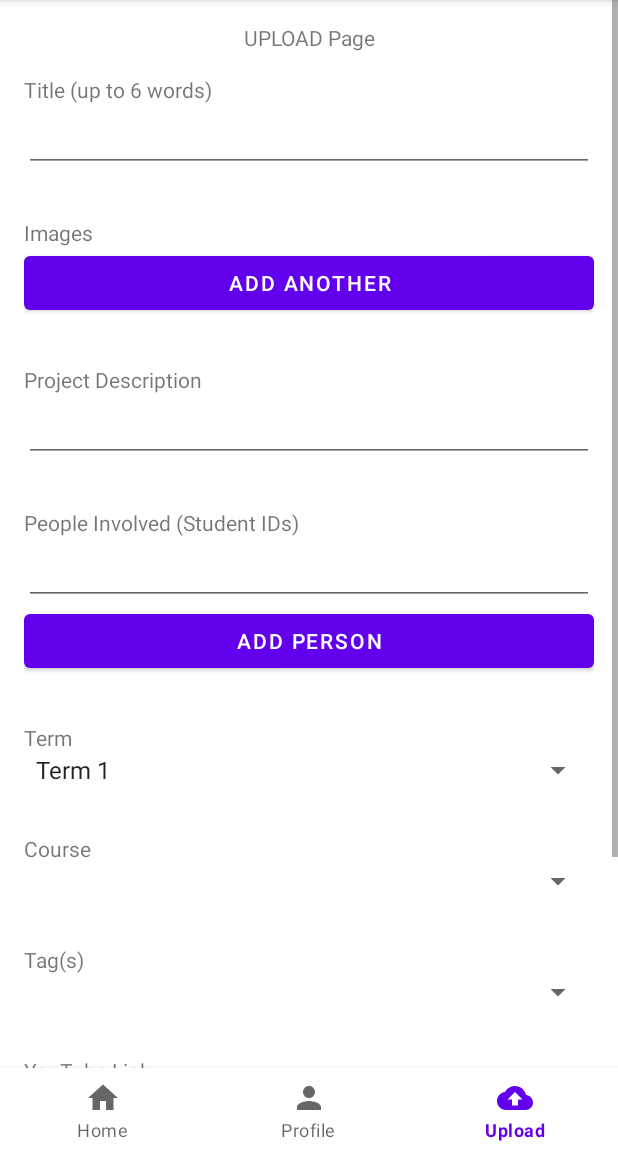
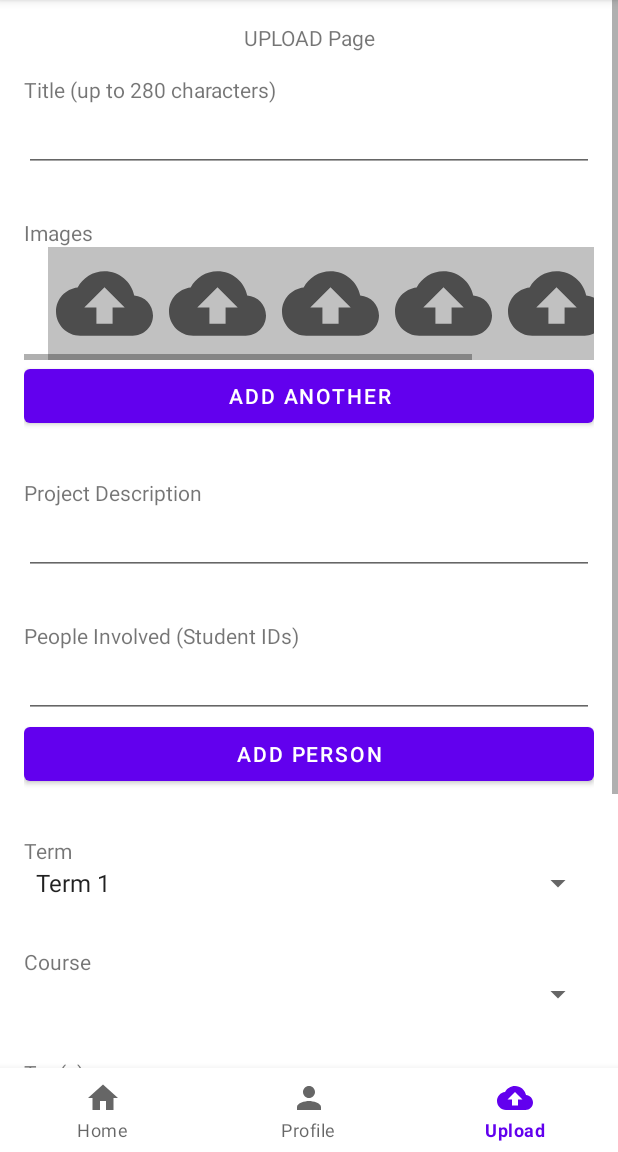
Before and after one commit to weihong0827/SUTDfolio, an Android app: the Upload screen opened through its navigation route, on a phone screen of 412 x 824 dp, the part 84-1236 px from its top. Run offline under Robolectric (Android 15) with nearby library versions, the light colour scheme and no system bars; our stand-ins replace Volley, navigation-ui; network calls fail.

Commit message:
Add upload image(s) preview

```diff
--- a/app/src/main/java/com/example/sutdfolio/Upload.java
+++ b/app/src/main/java/com/example/sutdfolio/Upload.java
@@ -2,6 +2,7 @@ package com.example.sutdfolio;
 
 import androidx.lifecycle.ViewModelProvider;
 
+import android.content.Intent;
 import android.os.Bundle;
 
 import androidx.annotation.NonNull;
@@ -12,6 +13,8 @@ import android.view.LayoutInflater;
 import android.view.View;
 import android.view.ViewGroup;
 import android.widget.ArrayAdapter;
+import android.widget.Button;
+import android.widget.ImageView;
 import android.widget.Spinner;
 
 public class Upload extends Fragment {
@@ -23,14 +26,39 @@ public class Upload extends Fragment {
     }
 
     @Override
-    public View onCreateView(@NonNull LayoutInflater inflater, @Nullable ViewGroup container,
-                             @Nullable Bundle savedInstanceState) {
+    public View onCreateView(@NonNull LayoutInflater inflater, @Nullable ViewGroup container, @Nullable Bundle savedInstanceState) {
+
         View v = inflater.inflate(R.layout.upload_fragment, container, false);
 
-        Spinner spinner = (Spinner) v.findViewById(R.id.spinnerTerm);
+        Spinner spinner = (Spinner) v.findViewById(R.id.uploadPage_term_Spinner);
         ArrayAdapter<CharSequence> adapter = ArrayAdapter.createFromResource(this.getActivity(), R.array.term_array, android.R.layout.simple_spinner_item);
         adapter.setDropDownViewResource(android.R.layout.simple_spinner_dropdown_item);
         spinner.setAdapter(adapter);
+
+        final Button submitButton = v.findViewById(R.id.uploadPage_submit_Button);
+        submitButton.setOnClickListener(new View.OnClickListener() {
+            public void onClick(View v) {
+                // Code here executes on main thread after user presses button
+
+            }
+        });
+
+        ImageView imageView;
+        imageView = (ImageView) v.findViewById(R.id.uploadPage_image_1_ImageView);
+
+        final Button addImageButton = v.findViewById(R.id.uploadPage_addImage_Button);
+        submitButton.setOnClickListener(new View.OnClickListener() {
+            public void onClick(View v) {
+                // Code here executes on main thread after user presses button
+                Intent i = new Intent();
+                i.setType("image/*");
+                i.setAction(Intent.ACTION_GET_CONTENT);
+
+                // pass the constant to compare it
+                // with the returned requestCode
+//                startActivityForResult(Intent.createChooser(i, "Select Picture"), SELECT_PICTURE);
+            }
+        });
 
         return v;
     }
@@ -41,5 +69,4 @@ public class Upload extends Fragment {
         mViewModel = new ViewModelProvider(this).get(UploadViewModel.class);
         // TODO: Use the ViewModel
     }
-
 }
--- a/app/src/main/res/layout/upload_fragment.xml
+++ b/app/src/main/res/layout/upload_fragment.xml
@@ -6,12 +6,13 @@ android:layout_height="match_parent"
 tools:context=".Upload">
 
 <ScrollView
-    android:id="@+id/scrollView"
+    android:id="@+id/uploadPage_scrollView"
     android:layout_width="match_parent"
     android:layout_height="match_parent"
-    android:paddingBottom="56dp">
+    android:paddingBottom="56dp"> <!--    height of the bottom nav bar is 56dp-->
 
     <LinearLayout
+        android:id="@+id/uploadPage_LinearLayout"
         android:layout_width="match_parent"
         android:layout_height="wrap_content"
         android:paddingLeft="16dp"
@@ -19,10 +20,8 @@ tools:context=".Upload">
         android:orientation="vertical"
         android:gravity="center">
 
-        <!-- Include other widget or layout tags here. These are considered
-                "child views" or "children" of the linear layout -->
-
         <TextView
+            android:id="@+id/uploadPage_header_TextView"
             android:layout_width="match_parent"
             android:layout_height="match_parent"
             android:gravity="center"
@@ -30,29 +29,98 @@ tools:context=".Upload">
             android:text="UPLOAD Page" />
 
         <TextView
+            android:id="@+id/uploadPage_title_TextView"
             android:layout_width="match_parent"
             android:layout_height="match_parent"
-            android:text="Title (up to 6 words)" />
+            android:text="Title (up to 280 characters)" />
 
         <EditText
+            android:id="@+id/uploadPage_title_EditText"
             android:layout_height="wrap_content"
             android:layout_width="match_parent"
             android:inputType="text"/>
 
         <TextView
+            android:id="@+id/uploadPage_images_TextView"
             android:layout_width="match_parent"
             android:layout_height="match_parent"
             android:gravity="bottom"
             android:height="50dp"
             android:text="Images" />
 
+        <HorizontalScrollView
+            android:id="@+id/uploadPage_images_HorizontalScrollView"
+            android:layout_width="match_parent"
+            android:layout_height="match_parent" >
+
+            <LinearLayout
+                android:id="@+id/uploadPage_images_LinearLayout"
+                android:layout_width="wrap_content"
+                android:layout_height="match_parent"
+                android:paddingLeft="16dp"
+                android:paddingRight="16dp"
+                android:orientation="horizontal" >
+
+                <ImageView
+                    android:id="@+id/uploadPage_image_1_ImageView"
+                    android:layout_width="75dp"
+                    android:background="#c1c1c1"
+                    android:layout_height="75dp"
+                    android:padding="5dp"
+                    android:src="@drawable/ic_baseline_cloud_upload_24"/>
+
+                <ImageView
+                    android:id="@+id/uploadPage_image_2_ImageView"
+                    android:layout_width="75dp"
+                    android:background="#c1c1c1"
+                    android:layout_height="75dp"
+                    android:padding="5dp"
+                    android:src="@drawable/ic_baseline_cloud_upload_24"/>
+
+                <ImageView
+                    android:id="@+id/uploadPage_image_3_ImageView"
+                    android:layout_width="75dp"
+                    android:background="#c1c1c1"
+                    android:layout_height="75dp"
+                    android:padding="5dp"
+                    android:src="@drawable/ic_baseline_cloud_upload_24"/>
+
+                <ImageView
+                    android:id="@+id/uploadPage_image_4_ImageView"
+                    android:layout_width="75dp"
+                    android:background="#c1c1c1"
+                    android:layout_height="75dp"
+                    android:padding="5dp"
+                    android:src="@drawable/ic_baseline_cloud_upload_24"/>
+
+                <ImageView
+                    android:id="@+id/uploadPage_image_5_ImageView"
+                    android:layout_width="75dp"
+                    android:background="#c1c1c1"
+                    android:layout_height="75dp"
+                    android:padding="5dp"
+                    android:src="@drawable/ic_baseline_cloud_upload_24"/>
+
+                <ImageView
+                    android:id="@+id/uploadPage_image_6_ImageView"
+                    android:layout_width="75dp"
+                    android:background="#c1c1c1"
+                    android:layout_height="75dp"
+                    android:padding="5dp"
+                    android:src="@drawable/ic_baseline_cloud_upload_24"/>
+
+            </LinearLayout>
+
+        </HorizontalScrollView>
+
         <Button
-            android:id="@+id/buttonGetComic"
-            android:text="Add another"
+            android:id="@+id/uploadPage_addImage_Button"
+            android:text="@string/add_another"
             android:layout_width="match_parent"
             android:layout_height="wrap_content" />
 
         <TextView
+            android:id="@+id/uploadPage_projectDescription_TextView"
             android:layout_width="match_parent"
             android:layout_height="match_parent"
             android:gravity="bottom"
@@ -60,33 +128,35 @@ tools:context=".Upload">
             android:text="Project Description" />
 
         <EditText
-            android:id="@+id/editTextProjectDescription"
+            android:id="@+id/uploadPage_projectDescription_EditText"
             android:layout_height="wrap_content"
             android:layout_width="match_parent"
             android:height="100dp"
             android:inputType="text"/>
 
         <TextView
+            android:id="@+id/uploadPage_peopleInvolved_TextView"
             android:layout_width="match_parent"
             android:layout_height="match_parent"
             android:gravity="bottom"
             android:height="50dp"
-            android:text="People Involved (Student IDs)" />
+            android:text="@string/people_involved_student_ids" />
 
         <EditText
-            android:id="@+id/editTextPeopleInvolved"
+            android:id="@+id/uploadPage_peopleInvolved_EditText"
             android:layout_height="wrap_content"
             android:layout_width="match_parent"
             android:height="100dp"
             android:inputType="text"/>
 
         <Button
-            android:id="@+id/buttonAddPeople"
-            android:text="Add Person"
+            android:id="@+id/uploadPage_addPerson_Button"
+            android:text="@string/add_person"
             android:layout_width="match_parent"
             android:layout_height="wrap_content" />
 
         <TextView
+            android:id="@+id/uploadPage_term_TextView"
             android:layout_width="match_parent"
             android:layout_height="match_parent"
             android:gravity="bottom"
@@ -94,11 +164,12 @@ tools:context=".Upload">
             android:text="Term" />
 
         <Spinner
-            android:id="@+id/spinnerTerm"
+            android:id="@+id/uploadPage_term_Spinner"
             android:layout_width="match_parent"
             android:layout_height="wrap_content" />
 
         <TextView
+            android:id="@+id/uploadPage_course_TextView"
             android:layout_width="match_parent"
             android:layout_height="match_parent"
             android:gravity="bottom"
@@ -106,11 +177,12 @@ tools:context=".Upload">
             android:text="Course" />
 
         <Spinner
-            android:id="@+id/spinnerCourse"
+            android:id="@+id/uploadPage_course_Spinner"
             android:layout_width="match_parent"
             android:layout_height="wrap_content" />
 
         <TextView
+            android:id="@+id/uploadPage_tag_TextView"
             android:layout_width="match_parent"
             android:layout_height="match_parent"
             android:gravity="bottom"
@@ -118,11 +190,12 @@ tools:context=".Upload">
             android:text="Tag(s)" />
 
         <Spinner
-            android:id="@+id/spinnerTags"
+            android:id="@+id/uploadPage_tag_Spinner"
             android:layout_width="match_parent"
             android:layout_height="wrap_content" />
 
         <TextView
+            android:id="@+id/uploadPage_YouTube_TextView"
             android:layout_width="match_parent"
             android:layout_height="match_parent"
             android:gravity="bottom"
@@ -130,13 +203,14 @@ tools:context=".Upload">
             android:text="YouTube Link" />
 
         <EditText
-            android:id="@+id/editTextYouTubeLink"
+            android:id="@+id/uploadPage_YouTube_EditText"
             android:layout_height="wrap_content"
             android:layout_width="match_parent"
             android:height="100dp"
             android:inputType="text"/>
 
         <TextView
+            android:id="@+id/uploadPage_contact_TextView"
             android:layout_width="match_parent"
             android:layout_height="match_parent"
             android:gravity="bottom"
@@ -144,7 +218,7 @@ tools:context=".Upload">
             android:text="Contact" />
 
         <EditText
-            android:id="@+id/editTextTelegram"
+            android:id="@+id/uploadPage_telegram_EditText"
             android:layout_height="wrap_content"
             android:layout_width="match_parent"
             android:height="100dp"
@@ -152,7 +226,7 @@ tools:context=".Upload">
             android:inputType="text"/>
 
         <EditText
-            android:id="@+id/editTextLinkedIn"
+            android:id="@+id/uploadPage_LinkedIn_EditText"
             android:layout_height="wrap_content"
             android:layout_width="match_parent"
             android:height="100dp"
@@ -160,7 +234,7 @@ tools:context=".Upload">
             android:inputType="text"/>
 
         <Button
-            android:id="@+id/buttonSubmit"
+            android:id="@+id/uploadPage_submit_Button"
             android:text="Submit"
             android:layout_width="match_parent"
             android:layout_height="wrap_content" />
--- a/app/src/main/res/values/strings.xml
+++ b/app/src/main/res/values/strings.xml
@@ -105,6 +105,9 @@
     </string>
     <string name="dummy_button">Dummy Button</string>
     <string name="dummy_content">DUMMY\nCONTENT</string>
+    <string name="add_another">Add another</string>
+    <string name="people_involved_student_ids">People Involved (Student IDs)</string>
+    <string name="add_person">Add Person</string>
     <string-array name="term_array">
         <item>Term 1</item>
         <item>Term 2</item>
```
